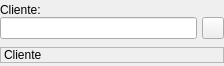
Old version of the form bulmages/bulmafact/src/busquedaclientebase.ui in the repository eboladev/Bulmages-1.
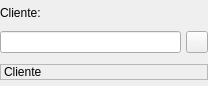
New version of the form. Icons and pictures are not drawn.

```diff
--- a/bulmages/bulmafact/src/busquedaclientebase.ui
+++ b/bulmages/bulmafact/src/busquedaclientebase.ui
@@ -8,44 +8,21 @@
    <rect>
     <x>0</x>
     <y>0</y>
-    <width>224</width>
-    <height>66</height>
+    <width>208</width>
+    <height>86</height>
    </rect>
   </property>
   <property name="windowTitle" >
    <string>Form1</string>
   </property>
-  <layout class="QVBoxLayout" >
+  <layout class="QGridLayout" >
    <property name="margin" >
     <number>0</number>
    </property>
    <property name="spacing" >
     <number>5</number>
    </property>
-   <item>
-    <layout class="QVBoxLayout" >
-     <property name="margin" >
-      <number>0</number>
-     </property>
-     <property name="spacing" >
-      <number>0</number>
-     </property>
-     <item>
-      <widget class="QLabel" name="label" >
-       <property name="sizePolicy" >
-        <sizepolicy>
-         <hsizetype>5</hsizetype>
-         <vsizetype>0</vsizetype>
-         <horstretch>0</horstretch>
-         <verstretch>0</verstretch>
-        </sizepolicy>
-       </property>
-       <property name="text" >
-        <string>Cliente:</string>
-       </property>
-      </widget>
-     </item>
-     <item>
+   <item row="1" column="0" >
       <layout class="QHBoxLayout" >
        <property name="margin" >
         <number>0</number>
@@ -85,13 +62,17 @@
          <property name="icon" >
           <iconset resource="../../bulmages.qrc" >:/Genericos32x32/images/pendientes/i_find.png</iconset>
          </property>
+       <property name="iconSize" >
+        <size>
+         <width>22</width>
+         <height>22</height>
+        </size>
+       </property>
         </widget>
        </item>
       </layout>
      </item>
-    </layout>
-   </item>
-   <item>
+   <item row="2" column="0" >
     <widget class="QLabel" name="m_nomcliente" >
      <property name="sizePolicy" >
       <sizepolicy>
@@ -109,6 +90,21 @@
      </property>
     </widget>
    </item>
+   <item row="0" column="0" >
+    <widget class="QLabel" name="label" >
+     <property name="sizePolicy" >
+      <sizepolicy>
+       <hsizetype>5</hsizetype>
+       <vsizetype>0</vsizetype>
+       <horstretch>0</horstretch>
+       <verstretch>0</verstretch>
+      </sizepolicy>
+     </property>
+     <property name="text" >
+      <string>Cliente:</string>
+     </property>
+    </widget>
+   </item>
   </layout>
  </widget>
  <layoutdefault spacing="0" margin="0" />
```
Lines whose indentation alone changed are shown as unchanged.
